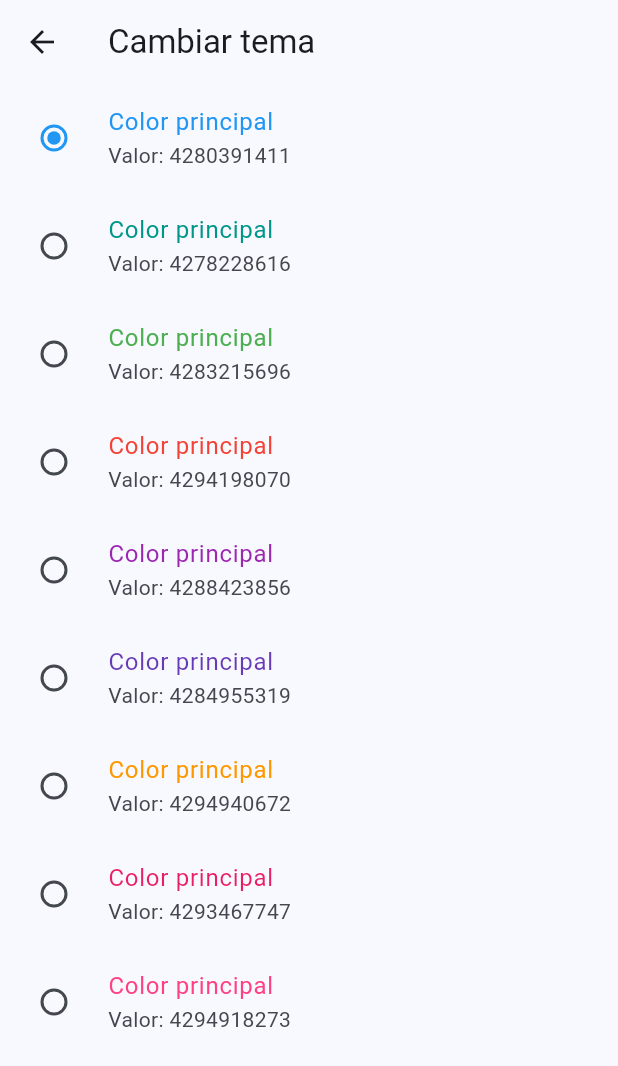
After one commit to Richiess1/proyecto_final_moviles, a Flutter app: the ThemeChangerScreen screen opened directly, on a phone screen of 412 x 824 dp. The commit adds this screen. Shown: the top 1066 px of the screen. Run offline on Flutter 3.47's test engine with Material 3 defaults, Android fonts, the phone set to English and light mode, and no system bars; our stand-ins replace flutter_riverpod, go_router; network calls fail; statements that could not run were skipped.

Commit message:
feat: implement theme management with Riverpod and add theme changer screen

```diff
--- /dev/null
+++ b/lib/config/theme/theme_changer.dart
@@ -0,0 +1,45 @@
+import 'package:flutter/material.dart';
+import 'package:flutter_riverpod/flutter_riverpod.dart';
+import '../../providers/theme_provider.dart';
+
+class ThemeChangerScreen extends ConsumerWidget {
+  static const name = 'theme_changer_screen';
+
+  const ThemeChangerScreen({super.key});
+
+  @override
+  Widget build(BuildContext context, WidgetRef ref) {
+    return Scaffold(
+      appBar: AppBar(title: const Text('Cambiar tema')),
+      body: const _ThemeChangerView(),
+    );
+  }
+}
+
+class _ThemeChangerView extends ConsumerWidget {
+  const _ThemeChangerView();
+
+  @override
+  Widget build(BuildContext context, WidgetRef ref) {
+    final List colors = ref.watch(colorListProvider);
+    final int selectedColor = ref.watch(themeNotifierProvider).selectedColor;
+
+    return ListView.builder(
+      itemCount: colors.length,
+      itemBuilder: (context, index) {
+        final color = colors[index];
+
+        return RadioListTile(
+          title: Text('Color principal', style: TextStyle(color: color)),
+          subtitle: Text('Valor: ${color.value}'),
+          activeColor: color,
+          value: index,
+          groupValue: selectedColor,
+          onChanged: (_) {
+            ref.read(themeNotifierProvider.notifier).changeColorIndex(index);
+          },
+        );
+      },
+    );
+  }
+}
--- /dev/null
+++ b/lib/providers/theme_provider.dart
@@ -0,0 +1,23 @@
+import 'package:flutter_riverpod/flutter_riverpod.dart';
+import '../config/theme/app_theme.dart';
+
+// Lista de colores disponible (se expone para widgets que quieran mostrar opciones)
+final colorListProvider = Provider((ref) => colorList);
+
+// Provider principal que maneja AppTheme
+final themeNotifierProvider = NotifierProvider<ThemeNotifier, AppTheme>(
+  ThemeNotifier.new,
+);
+
+class ThemeNotifier extends Notifier<AppTheme> {
+  @override
+  AppTheme build() => AppTheme(); // estado inicial
+
+  void toggleDarkmode() {
+    state = state.copyWith(isDarkMode: !state.isDarkMode);
+  }
+
+  void changeColorIndex(int colorIndex) {
+    state = state.copyWith(selectedColor: colorIndex);
+  }
+}
--- a/lib/screens/cambiar_tema/theme_changer.dart
+++ /dev/null
@@ -1 +0,0 @@
-//import 'package:all_widgets/all_widgets.dart';
--- a/pubspec.yaml
+++ b/pubspec.yaml
@@ -35,6 +35,9 @@ dependencies:
   # Use with the CupertinoIcons class for iOS style icons.
   cupertino_icons: ^1.0.8
   go_router: ^16.2.4
+  flutter_riverpod: ^3.0.0
+  riverpod: ^3.0.0
+  riverpod_generator: ^3.0.0
 
 dev_dependencies:
   flutter_test:
```
Also changed, not shown: lib/config/theme/app_theme.dart (+11 -0 lines), lib/main.dart (+8 -7 lines), lib/screens/home/home_screen.dart (+17 -2 lines), pubspec.lock.
